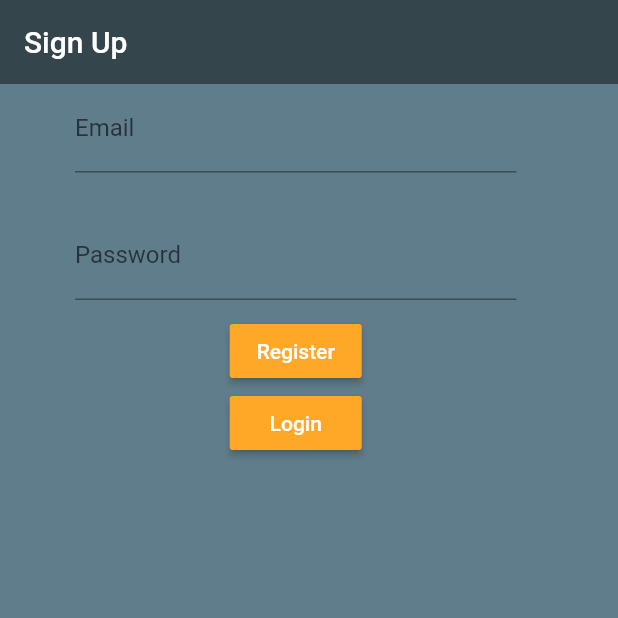
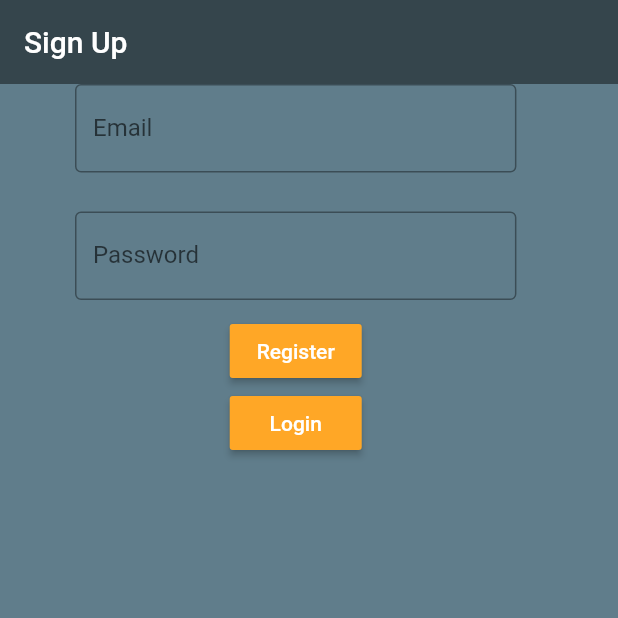
Before and after one commit to domtom1126/Find-a-Stick, a Flutter app: the screen it shows after launch, on a phone screen of 412 x 824 dp, the top half of it. Run offline on Flutter 3.47's test engine with Material 2 defaults, Android fonts, the phone set to English and light mode, and no system bars; our stand-ins replace cloud_firestore, firebase_auth, firebase_core, firebase_storage, image_picker; accounts and stored records are empty.

Commit message:
changed default styling

```diff
--- a/lib/main.dart
+++ b/lib/main.dart
@@ -1,4 +1,5 @@
 import 'package:find_stick/screens/auth_screen.dart';
+import 'package:firebase_storage/firebase_storage.dart';
 import 'package:flutter/material.dart';
 import 'package:firebase_core/firebase_core.dart';
 
@@ -20,10 +21,21 @@ class _MyAppState extends State<App> {
   Widget build(BuildContext context) {
     // Returns first page
     return MaterialApp(
-      // Changes background color for all screens
-      theme: ThemeData(scaffoldBackgroundColor: Colors.blueGrey[200]),
-      home: Authentication(),
-      debugShowCheckedModeBanner: false,
-    );
+        home: Authentication(),
+        debugShowCheckedModeBanner: false,
+        // Changes background color for all screens
+        theme: ThemeData(
+          appBarTheme:
+              AppBarTheme(backgroundColor: Colors.black45, elevation: 0),
+          scaffoldBackgroundColor: Colors.blueGrey,
+          inputDecorationTheme: InputDecorationTheme(
+              fillColor: Colors.blue,
+              filled: false,
+              focusedBorder: OutlineInputBorder(
+                  borderSide: BorderSide(color: Colors.white)),
+              border: OutlineInputBorder(
+                  borderSide: BorderSide(color: Colors.blue)),
+              hintStyle: TextStyle(color: Colors.white.withAlpha(80))),
+        ));
   }
 }
```
